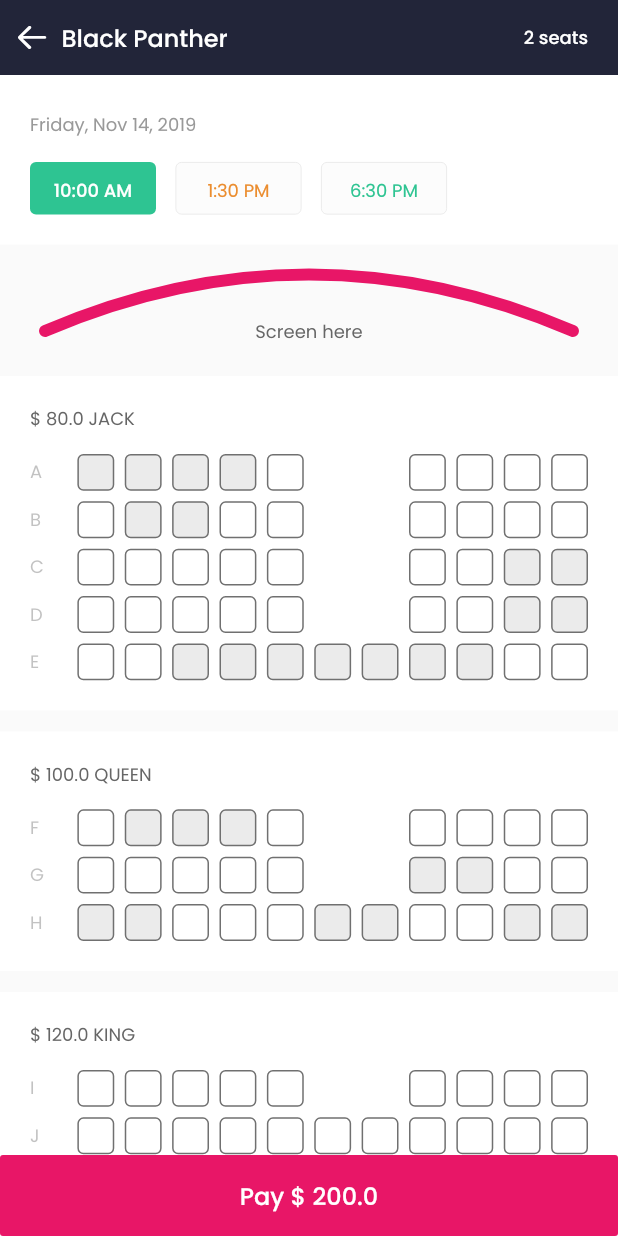
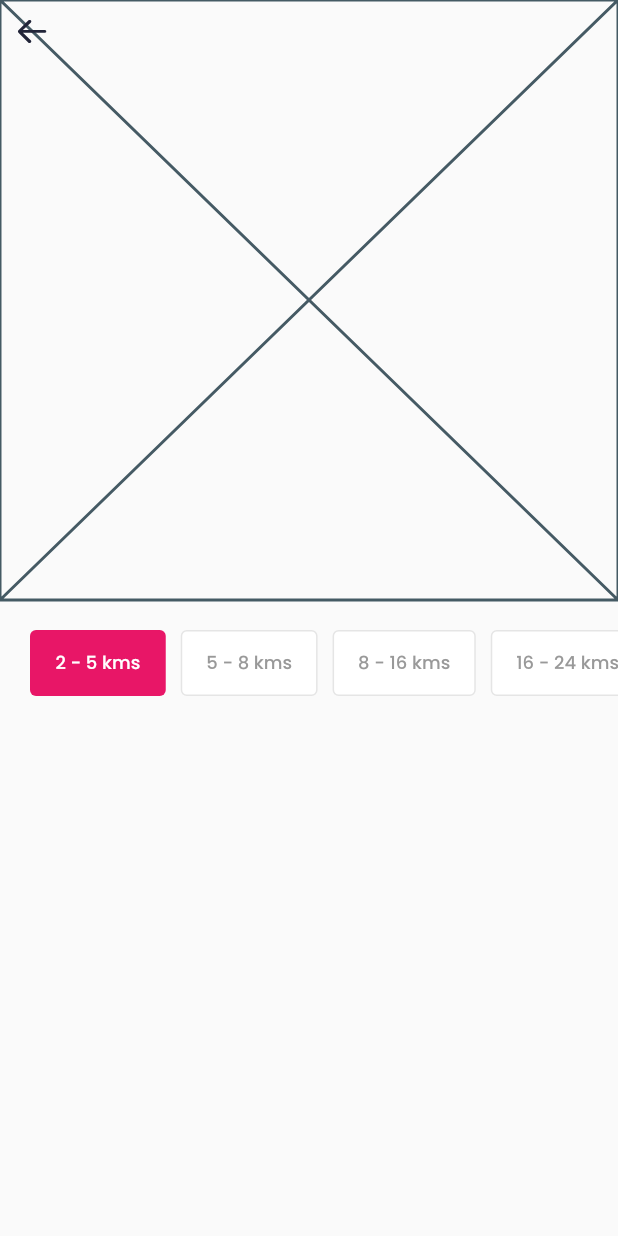
Before and after one commit to robustsolution/findseat-Flutter, a Flutter app: the screen it shows after launch, on a phone screen of 412 x 824 dp. Run offline on Flutter 3.47's test engine with Material 2 defaults, Android fonts, the phone set to English and light mode, and no system bars; our stand-ins replace dotted_border, flutter_svg, google_maps_flutter; missing offline and left inert: stripe_payment.

Commit message:
[ListAllCine] introduce custom WrapContentHozListView. add widget_distance_filter

```diff
--- a/lib/main.dart
+++ /dev/null
@@ -1,32 +0,0 @@
-import 'package:find_seat/utils/my_const/my_const.dart';
-import 'package:flutter/material.dart';
-import 'package:flutter/services.dart';
-
-import 'presentation/router.dart';
-
-void main() {
-  SystemChrome.setSystemUIOverlayStyle(
-    SystemUiOverlayStyle(
-      statusBarColor: COLOR_CONST.STATUS_BAR,
-    ),
-  );
-
-  runApp(MyApp());
-}
-
-class MyApp extends StatelessWidget {
-  @override
-  Widget build(BuildContext context) {
-    return MaterialApp(
-      theme: ThemeData(
-        brightness: Brightness.light,
-        primaryColor: COLOR_CONST.DEFAULT,
-        accentColor: COLOR_CONST.DEFAULT,
-        hoverColor: COLOR_CONST.GREEN,
-        fontFamily: 'Poppins',
-      ),
-      onGenerateRoute: Router.generateRoute,
-      initialRoute: Router.BOOK_SEAT_SLOT,
-    );
-  }
-}
--- a/lib/main_dev.dart
+++ b/lib/main_dev.dart
@@ -11,7 +11,7 @@ void main() {
     AppConfig(
       appName: "FindSeat Dev",
       flavorName: "dev",
-      initialRoute: Router.BOOK_SEAT_SLOT,
+      initialRoute: Router.LIST_ALL_CINE,
       child: MyApp(),
     ),
   );
--- /dev/null
+++ b/lib/model/entity/distance_filter.dart
@@ -0,0 +1,8 @@
+import 'package:flutter/cupertino.dart';
+
+class DistanceFilter {
+  int from;
+  int to;
+
+  DistanceFilter({@required this.from, @required this.to});
+}
--- a/lib/presentation/custom_ui/custom_ui.dart
+++ b/lib/presentation/custom_ui/custom_ui.dart
@@ -1,3 +1,4 @@
 export 'hex_color.dart';
 export 'svg_image.dart';
 export 'rounded_rect_indicator.dart';
+export 'hoz_list_view.dart';
--- /dev/null
+++ b/lib/presentation/custom_ui/hoz_list_view.dart
@@ -0,0 +1,42 @@
+import 'package:flutter/material.dart';
+
+class WrapContentHozListView<T> extends StatefulWidget {
+  List<T> list;
+  IndexedWidgetBuilder itemBuilder;
+  IndexedWidgetBuilder separatorBuilder;
+
+  WrapContentHozListView({
+    @required this.list,
+    @required this.itemBuilder,
+    this.separatorBuilder,
+  });
+
+  @override
+  _WrapContentHozListViewState createState() => _WrapContentHozListViewState();
+}
+
+class _WrapContentHozListViewState extends State<WrapContentHozListView> {
+  List<Widget> _generateItemWidgets() {
+    List<Widget> items = [];
+    for (int i = 0; i < widget.list.length; i++) {
+      items.add(widget.itemBuilder(context, i));
+      if (widget.separatorBuilder != null) {
+        items.add(widget.separatorBuilder(context, i));
+      }
+    }
+
+    return items;
+  }
+
+  @override
+  Widget build(BuildContext context) {
+    return SingleChildScrollView(
+      scrollDirection: Axis.horizontal,
+      physics: BouncingScrollPhysics(),
+      child: Row(
+        mainAxisAlignment: MainAxisAlignment.start,
+        children: _generateItemWidgets(),
+      ),
+    );
+  }
+}
--- a/lib/presentation/router.dart
+++ b/lib/presentation/router.dart
@@ -2,6 +2,7 @@ import 'package:find_seat/presentation/screen/all_shows/barrel_all_shows.dart';
 import 'package:find_seat/presentation/screen/booking/barrel_booking.dart';
 import 'package:find_seat/presentation/screen/booking/book_seat_slot/barrel_book_seat_slot.dart';
 import 'package:find_seat/presentation/screen/booking/book_seat_type/barrel_book_seat_type.dart';
+import 'package:find_seat/presentation/screen/list_all_cine/barrel_list_all_cine.dart';
 import 'package:find_seat/presentation/screen/login/sc_login.dart';
 import 'package:find_seat/presentation/screen/show_info/barrel_show_info.dart';
 import 'package:flutter/material.dart';
@@ -18,6 +19,7 @@ class Router {
   static const String BOOK_TIME_SLOT = '/book_time_slot';
   static const String BOOK_SEAT_TYPE = '/book_seat_type';
   static const String BOOK_SEAT_SLOT = '/book_seat_slot';
+  static const String LIST_ALL_CINE = '/list_all_cine';
 
   static Route<dynamic> generateRoute(RouteSettings settings) {
     switch (settings.name) {
@@ -37,6 +39,8 @@ class Router {
         return MaterialPageRoute(builder: (_) => BookSeatTypeScreen());
       case BOOK_SEAT_SLOT:
         return MaterialPageRoute(builder: (_) => BookSeatSlotScreen());
+      case LIST_ALL_CINE:
+        return MaterialPageRoute(builder: (_) => ListAllCineScreen());
       default:
         return MaterialPageRoute(
             builder: (_) => Scaffold(
--- /dev/null
+++ b/lib/presentation/screen/list_all_cine/barrel_list_all_cine.dart
@@ -0,0 +1,3 @@
+export 'sc_list_all_cine.dart';
+export 'widget_distance_filter.dart';
+export 'widget_list_cine_result.dart';
--- /dev/null
+++ b/lib/presentation/screen/list_all_cine/sc_list_all_cine.dart
@@ -0,0 +1,52 @@
+import 'package:find_seat/presentation/common_widgets/barrel_common_widgets.dart';
+import 'package:find_seat/presentation/custom_ui/custom_ui.dart';
+import 'package:find_seat/presentation/screen/list_all_cine/barrel_list_all_cine.dart';
+import 'package:find_seat/utils/my_const/my_const.dart';
+import 'package:flutter/material.dart';
+
+class ListAllCineScreen extends StatefulWidget {
+  @override
+  _ListAllCineScreenState createState() => _ListAllCineScreenState();
+}
+
+class _ListAllCineScreenState extends State<ListAllCineScreen> {
+  @override
+  Widget build(BuildContext context) {
+    return SafeArea(
+      child: Scaffold(
+        body: Container(
+          child: SingleChildScrollView(
+            child: Column(
+              mainAxisSize: MainAxisSize.min,
+              children: <Widget>[
+                Stack(
+                  children: <Widget>[
+                    Placeholder(
+                      fallbackHeight: 400,
+                    ),
+                    Padding(
+                      padding:
+                          const EdgeInsets.only(left: 12, right: 10, top: 13),
+                      child: MySvgImage(
+                        width: 19,
+                        height: 16,
+                        path: 'assets/ic_back.svg',
+                        color: COLOR_CONST.BLUE,
+                      ),
+                    ),
+                  ],
+                ),
+                WidgetSpacer(height: 20),
+                Padding(
+                  padding: EdgeInsets.only(left: 20),
+                  child: WidgetDistanceFilter(),
+                ),
+                WidgetListCineResult(),
+              ],
+            ),
+          ),
+        ),
+      ),
+    );
+  }
+}
--- /dev/null
+++ b/lib/presentation/screen/list_all_cine/widget_distance_filter.dart
@@ -0,0 +1,60 @@
+import 'package:find_seat/model/entity/distance_filter.dart';
+import 'package:find_seat/presentation/common_widgets/barrel_common_widgets.dart';
+import 'package:find_seat/presentation/custom_ui/custom_ui.dart';
+import 'package:find_seat/utils/my_const/my_const.dart';
+import 'package:flutter/material.dart';
+
+class WidgetDistanceFilter extends StatefulWidget {
+  List<DistanceFilter> filters = [
+    DistanceFilter(from: 2, to: 5),
+    DistanceFilter(from: 5, to: 8),
+    DistanceFilter(from: 8, to: 16),
+    DistanceFilter(from: 16, to: 24),
+  ];
+
+  @override
+  _WidgetDistanceFilterState createState() => _WidgetDistanceFilterState();
+}
+
+class _WidgetDistanceFilterState extends State<WidgetDistanceFilter> {
+  int selectedIndex = 0;
+
+  @override
+  Widget build(BuildContext context) {
+    return WrapContentHozListView(
+      list: widget.filters,
+      itemBuilder: (context, index) {
+        var filter = widget.filters[index];
+        var isSelected = selectedIndex == index;
+
+        var itemBgColor = isSelected ? COLOR_CONST.DEFAULT : COLOR_CONST.WHITE;
+        var itemBgBorderColor =
+            isSelected ? COLOR_CONST.TRANS : COLOR_CONST.DEFAULT_BORDER;
+        var textColor = isSelected ? COLOR_CONST.WHITE : COLOR_CONST.GRAY1;
+
+        return GestureDetector(
+          onTap: () {
+            setState(() {
+              selectedIndex = index;
+            });
+          },
+          child: Container(
+            decoration: BoxDecoration(
+              color: itemBgColor,
+              borderRadius: BorderRadius.circular(4),
+              border: Border.all(color: itemBgBorderColor),
+            ),
+            child: Padding(
+              padding: const EdgeInsets.symmetric(horizontal: 16, vertical: 12),
+              child: Text('${filter.from} - ${filter.to} kms',
+                  style: FONT_CONST.MEDIUM_WHITE_12.copyWith(color: textColor)),
+            ),
+          ),
+        );
+      },
+      separatorBuilder: (context, index) {
+        return WidgetSpacer(width: 10);
+      },
+    );
+  }
+}
--- /dev/null
+++ b/lib/presentation/screen/list_all_cine/widget_list_cine_result.dart
@@ -0,0 +1,13 @@
+import 'package:flutter/material.dart';
+
+class WidgetListCineResult extends StatefulWidget {
+  @override
+  _WidgetListCineResultState createState() => _WidgetListCineResultState();
+}
+
+class _WidgetListCineResultState extends State<WidgetListCineResult> {
+  @override
+  Widget build(BuildContext context) {
+    return Container();
+  }
+}
--- a/lib/utils/my_const/COLOR_CONST.dart
+++ b/lib/utils/my_const/COLOR_CONST.dart
@@ -30,6 +30,7 @@ class COLOR_CONST {
   static final HexColor BLUE = new HexColor("#222539");
   static final HexColor DIVIDER = new HexColor("#33000000");
   static final HexColor TRANS = new HexColor("00000000");
+  static final HexColor DEFAULT_BORDER = new HexColor("#E5E5E5");
 
   static final HexColor GOOGLE_BTN = new HexColor("#FFF1F0");
   static final HexColor GOOGLE_BORDER_BTN = new HexColor("#F14336");
```
